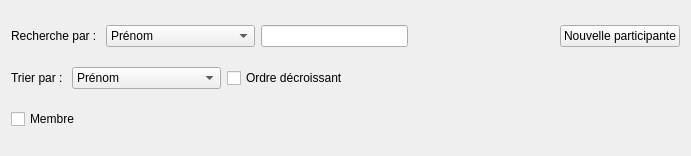
Above: GUI/CentralWidget/widget_participantes.ui from samueldrouin/PyGuide before the change. Below: the same form after it.
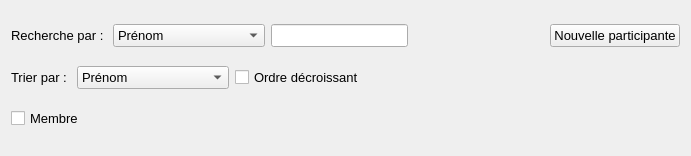
That is the form after the change.

Commit message: Changement de la police pour Segoe UI pour une meilleure apparence sur Windows

The edit to the form file:
```diff
--- a/GUI/CentralWidget/widget_participantes.ui
+++ b/GUI/CentralWidget/widget_participantes.ui
@@ -10,6 +10,12 @@
     <height>156</height>
    </rect>
   </property>
+  <property name="font">
+   <font>
+    <family>Segoe UI</family>
+    <pointsize>10</pointsize>
+   </font>
+  </property>
   <property name="windowTitle">
    <string>Form</string>
   </property>
```
The commit also changes 19 other files.
